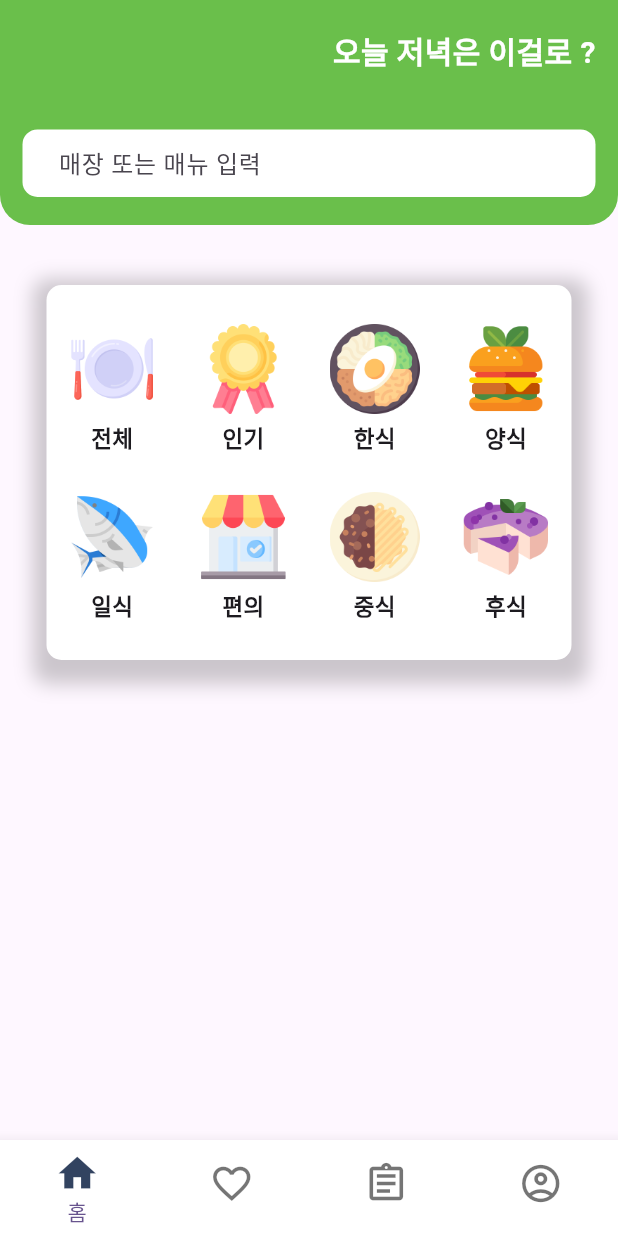
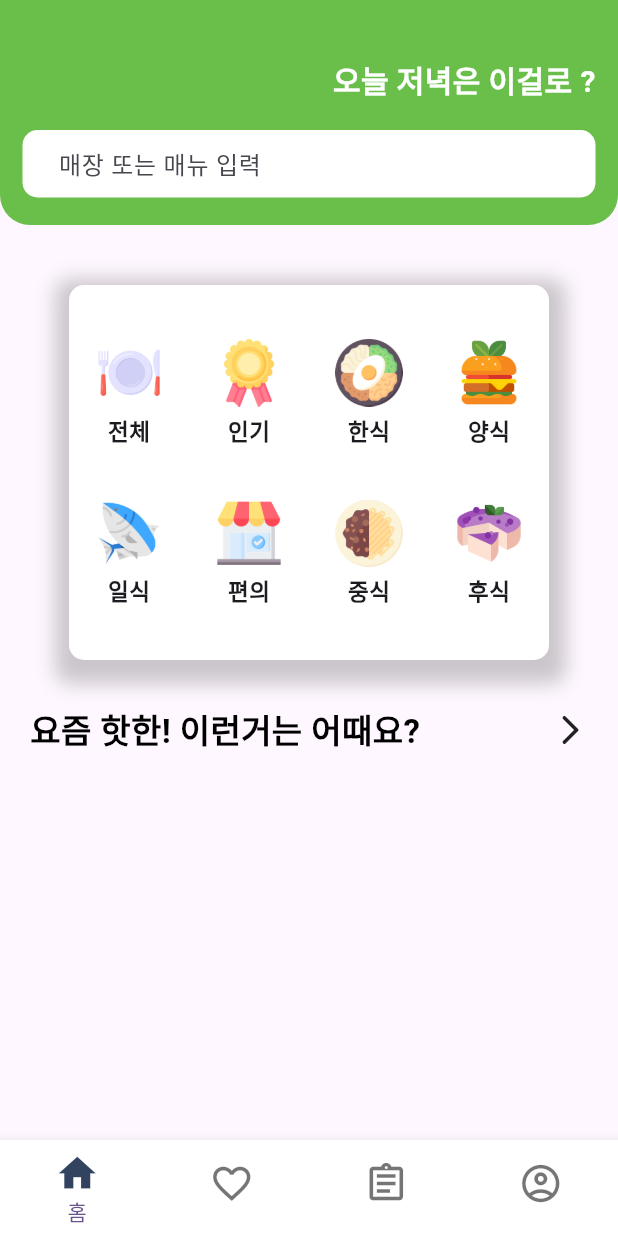
Before and after one commit to markectDemo/markectDemo_APP, a Flutter app: the screen it shows after launch, on a phone screen of 412 x 824 dp. Run offline on Flutter 3.47's test engine with Material 3 defaults, Android fonts, the phone set to English and light mode, and no system bars.

Commit message:
add slide_card_widget add file

```diff
--- a/app/lib/page/main_page.dart
+++ b/app/lib/page/main_page.dart
@@ -1,3 +1,4 @@
+import 'package:app/widgets/slide_card_widget.dart';
 import 'package:flutter/material.dart';
 import '../widgets/header_widget.dart';
 import '../widgets/category_grid_widget.dart';
@@ -8,10 +9,11 @@ class MainPage extends StatelessWidget {
   @override
   Widget build(BuildContext context) {
     return Column(
-      children: const [
-        HeaderWidget(),
-        SizedBox(height: 40),
-        CategoryGridWidget(),
+      children: [
+        const HeaderWidget(),
+        const SizedBox(height: 40),
+        const CategoryGridWidget(),
+        SlideCardWidget()
       ],
     );
   }
--- a/app/lib/widgets/category_grid_widget.dart
+++ b/app/lib/widgets/category_grid_widget.dart
@@ -7,8 +7,8 @@ class CategoryGridWidget extends StatelessWidget {
     return Column(
       children: [
         SizedBox(
-          width: 60,
-          height: 60,
+          width: 45,
+          height: 45,
           child: Image.asset(imagePath, fit: BoxFit.cover),
         ),
         const SizedBox(height: 5),
@@ -37,7 +37,7 @@ class CategoryGridWidget extends StatelessWidget {
     ];
 
     return Container(
-      width: 350,
+      width: 320,
       height: 250,
       decoration: BoxDecoration(
         color: Colors.white,
--- a/app/lib/widgets/header_widget.dart
+++ b/app/lib/widgets/header_widget.dart
@@ -17,16 +17,19 @@ class HeaderWidget extends StatelessWidget {
           child: Padding(
             padding: const EdgeInsets.symmetric(horizontal: 15),
             child: Column(
-              mainAxisAlignment: MainAxisAlignment.spaceAround,
+              mainAxisAlignment: MainAxisAlignment.spaceEvenly,
               children: [
                 const Align(
                   alignment: Alignment.centerRight,
+                  child: Padding(
+                    padding: EdgeInsets.only(top: 20),
                     child: Text(
                       '오늘 저녁은 이걸로 ?',
                       style: TextStyle(
                         color: Colors.white,
                         fontSize: 20,
                         fontWeight: FontWeight.bold,
+                      ),
                     ),
                   ),
                 ),
--- /dev/null
+++ b/app/lib/widgets/slide_card_widget.dart
@@ -0,0 +1,31 @@
+import 'package:flutter/material.dart';
+
+class SlideCardWidget extends StatelessWidget {
+  SlideCardWidget({super.key});
+  String text = '요즘 핫한! 이런거는 어때요?';
+
+  @override
+  Widget build(BuildContext context) {
+    return Column(
+      children: [
+        Padding(
+          padding: EdgeInsets.symmetric(vertical: 30, horizontal: 20),
+          child: Row(
+            mainAxisAlignment: MainAxisAlignment.spaceBetween,
+            children: [
+              Text(
+                text,
+                style: TextStyle(
+                  color: Colors.black,
+                  fontSize: 22,
+                  fontWeight: FontWeight.bold,
+                ),
+              ),
+              Icon(Icons.arrow_forward_ios_rounded),
+            ],
+          ),
+        ),
+      ],
+    );
+  }
+}
```
Lines whose indentation alone changed are shown as unchanged.
